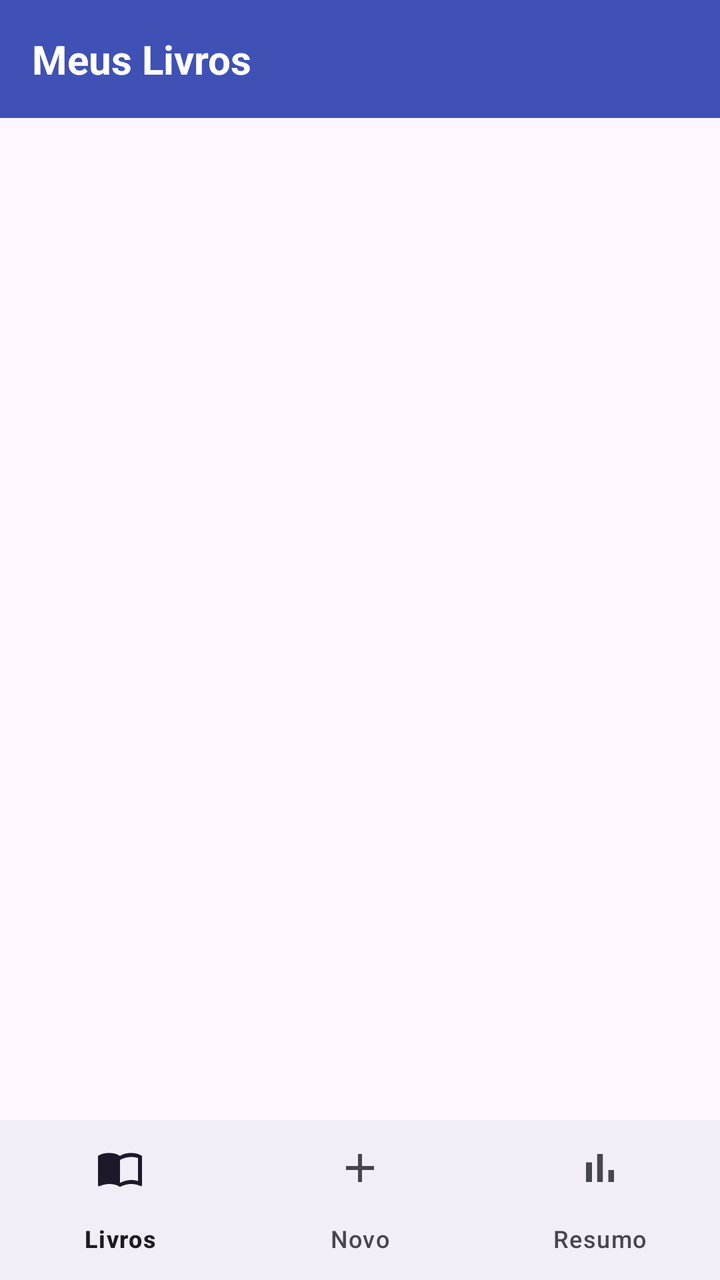
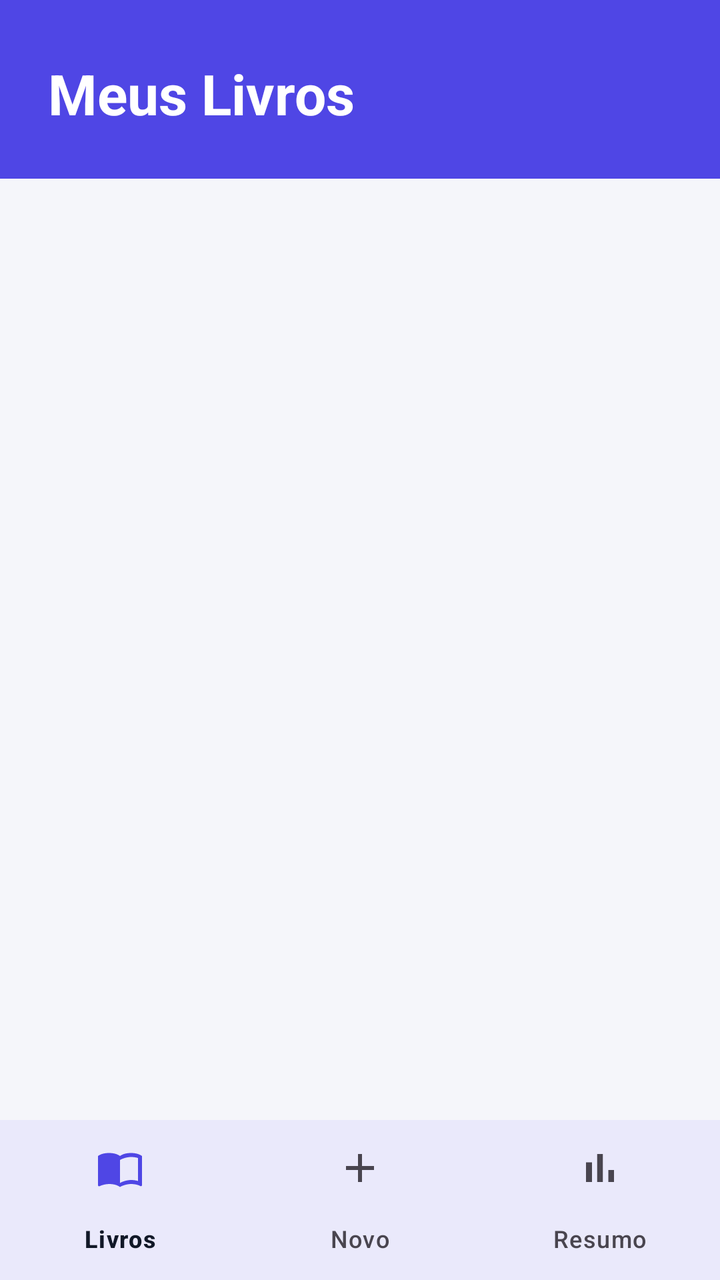

Two renders of the same Android screen: before a commit and after it. Below are the layout's source before the change and the commit's diff.
<!-- AndroidManifest.xml: application theme Theme.BibliotecaPessoal -->
<!-- res/layout/activity_lista_livros.xml -->
<?xml version="1.0" encoding="utf-8"?>
<androidx.constraintlayout.widget.ConstraintLayout xmlns:android="http://schemas.android.com/apk/res/android"
    xmlns:app="http://schemas.android.com/apk/res-auto"
    xmlns:tools="http://schemas.android.com/tools"
    android:id="@+id/main"
    android:layout_width="match_parent"
    android:layout_height="match_parent"
    tools:context=".ListaLivrosActivity">

    
    <TextView
        android:id="@+id/txtCabecalho"
        android:layout_width="0dp"
        android:layout_height="wrap_content"
        android:background="@color/cor_primaria"
        android:padding="16dp"
        android:text="@string/titulo_lista"
        android:textColor="@color/cor_texto_cabecalho"
        android:textSize="20sp"
        android:textStyle="bold"
        app:layout_constraintEnd_toEndOf="parent"
        app:layout_constraintStart_toStartOf="parent"
        app:layout_constraintTop_toTopOf="parent" />

    
    <androidx.recyclerview.widget.RecyclerView
        android:id="@+id/recyclerLivros"
        android:layout_width="0dp"
        android:layout_height="0dp"
        app:layout_constraintBottom_toTopOf="@id/bottomNav"
        app:layout_constraintEnd_toEndOf="parent"
        app:layout_constraintStart_toStartOf="parent"
        app:layout_constraintTop_toBottomOf="@id/txtCabecalho" />

    
    <com.google.android.material.bottomnavigation.BottomNavigationView
        android:id="@+id/bottomNav"
        android:layout_width="0dp"
        android:layout_height="wrap_content"
        app:layout_constraintBottom_toBottomOf="parent"
        app:layout_constraintEnd_toEndOf="parent"
        app:layout_constraintStart_toStartOf="parent"
        app:menu="@menu/menu_bottom" />

</androidx.constraintlayout.widget.ConstraintLayout>
<!-- resources referenced by this layout -->
<resources>
  <color name="cor_primaria">#3F51B5</color>
  <color name="cor_texto_cabecalho">#FFFFFF</color>
  <string name="titulo_lista">Meus Livros</string>
  <style name="Theme.BibliotecaPessoal" parent="Base.Theme.BibliotecaPessoal" />
  <style name="Base.Theme.BibliotecaPessoal" parent="Theme.Material3.DayNight.NoActionBar">
          
          
      </style>
</resources>

<!-- the commit's change to res/layout/activity_lista_livros.xml (unified diff, before → after) -->
@@ -5,6 +5,7 @@
     android:id="@+id/main"
     android:layout_width="match_parent"
     android:layout_height="match_parent"
+    android:background="@color/cor_fundo"
     tools:context=".ListaLivrosActivity">
 
     
@@ -13,10 +14,13 @@
         android:layout_width="0dp"
         android:layout_height="wrap_content"
         android:background="@color/cor_primaria"
-        android:padding="16dp"
+        android:paddingStart="24dp"
+        android:paddingTop="28dp"
+        android:paddingEnd="24dp"
+        android:paddingBottom="24dp"
         android:text="@string/titulo_lista"
         android:textColor="@color/cor_texto_cabecalho"
-        android:textSize="20sp"
+        android:textSize="28sp"
         android:textStyle="bold"
         app:layout_constraintEnd_toEndOf="parent"
         app:layout_constraintStart_toStartOf="parent"
@@ -27,6 +31,9 @@
         android:id="@+id/recyclerLivros"
         android:layout_width="0dp"
         android:layout_height="0dp"
+        android:clipToPadding="false"
+        android:paddingTop="12dp"
+        android:paddingBottom="12dp"
         app:layout_constraintBottom_toTopOf="@id/bottomNav"
         app:layout_constraintEnd_toEndOf="parent"
         app:layout_constraintStart_toStartOf="parent"
@@ -37,6 +44,8 @@
         android:id="@+id/bottomNav"
         android:layout_width="0dp"
         android:layout_height="wrap_content"
+        android:background="@color/cor_superficie"
+        app:elevation="8dp"
         app:layout_constraintBottom_toBottomOf="parent"
         app:layout_constraintEnd_toEndOf="parent"
         app:layout_constraintStart_toStartOf="parent"
<!-- resource entries referenced after the edit -->
@@ -1,12 +1,27 @@
 <!-- resources referenced by this layout -->
 <resources>
-  <color name="cor_primaria">#3F51B5</color>
+  <color name="cor_fundo">#F5F6FA</color>
+  <color name="cor_primaria">#4F46E5</color>
+  <color name="cor_superficie">#FFFFFF</color>
   <color name="cor_texto_cabecalho">#FFFFFF</color>
   <string name="titulo_lista">Meus Livros</string>
   <style name="Theme.BibliotecaPessoal" parent="Base.Theme.BibliotecaPessoal" />
-  <style name="Base.Theme.BibliotecaPessoal" parent="Theme.Material3.DayNight.NoActionBar">
+  <style name="Base.Theme.BibliotecaPessoal" parent="Theme.Material3.Light.NoActionBar">
+          <item name="colorPrimary">@color/cor_primaria</item>
+          <item name="colorOnPrimary">@color/cor_texto_cabecalho</item>
+          <item name="colorPrimaryContainer">@color/cor_primaria_clara</item>
+          <item name="colorOnPrimaryContainer">@color/cor_primaria</item>
           
-          
+          <item name="colorSecondaryContainer">@color/cor_primaria_clara</item>
+          <item name="colorOnSecondaryContainer">@color/cor_primaria</item>
+          <item name="colorSurface">@color/cor_superficie</item>
+          <item name="colorOnSurface">@color/cor_texto_primario</item>
+          <item name="colorOutline">@color/cor_divisor</item>
+          <item name="android:colorBackground">@color/cor_fundo</item>
+          <item name="android:windowBackground">@color/cor_fundo</item>
       </style>
+  <color name="cor_primaria_clara">#E0E7FF</color>
+  <color name="cor_texto_primario">#111827</color>
+  <color name="cor_divisor">#E5E7EB</color>
 </resources>
 
